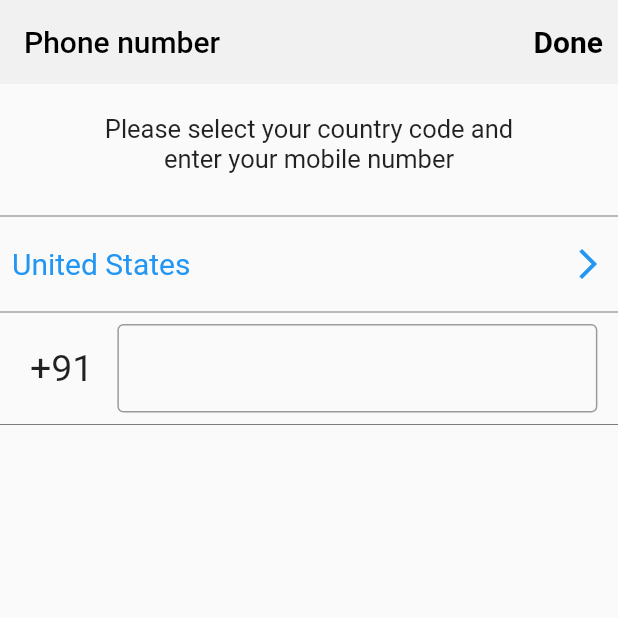
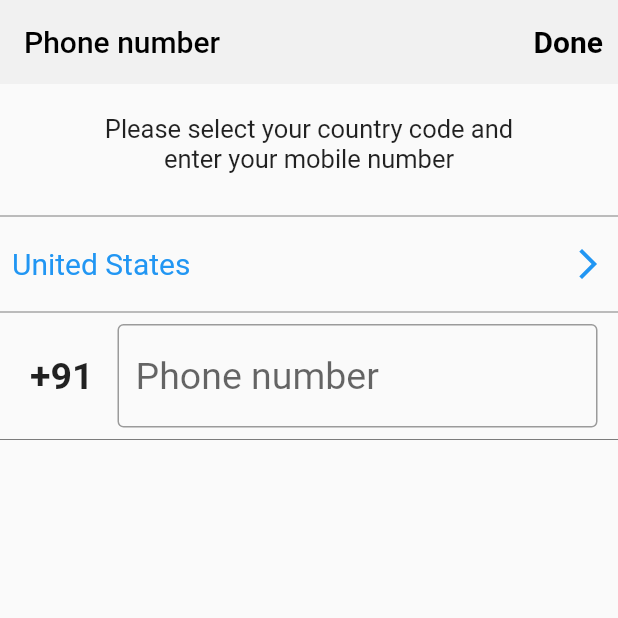
Before and after one commit to Rohit-rew/whatsappCloneFLutter, a Flutter app: the screen it shows after launch, on a phone screen of 412 x 824 dp, the top half of it. Run offline on Flutter 3.47's test engine with Material 2 defaults, Android fonts, the phone set to English and light mode, and no system bars.

Commit message:
view folder made

```diff
--- a/lib/main.dart
+++ b/lib/main.dart
@@ -1,114 +1,10 @@
-import 'dart:convert';
-
 import 'package:flutter/material.dart';
+import 'package:whatsappclonw/views/auth_view.dart';
 
 void main() {
   runApp(const MaterialApp(
+    debugShowCheckedModeBanner: false,
     title: "Whatsapp Clone",
     home: AuthView(),
   ));
 }
-
-class AuthView extends StatefulWidget {
-  const AuthView({super.key});
-
-  @override
-  State<AuthView> createState() => _AuthView();
-}
-
-class _AuthView extends State<AuthView> {
-  @override
-  Widget build(BuildContext context) {
-    return Scaffold(
-      appBar: AppBar(
-        backgroundColor: Color.fromARGB(255, 241, 241, 241),
-        elevation: 0,
-        title: const Text(
-          "Phone number",
-          style: TextStyle(color: Colors.black),
-        ),
-        actions: const [
-          Center(
-            child: Padding(
-              padding: const EdgeInsets.all(10.0),
-              child: Text(
-                "Done",
-                style: TextStyle(
-                    color: Colors.black,
-                    fontSize: 20,
-                    fontWeight: FontWeight.bold),
-              ),
-            ),
-          )
-        ],
-      ),
-      body: Column(
-        children: [
-          const Padding(
-            padding: EdgeInsets.fromLTRB(50, 20, 50, 20),
-            child: Text(
-              "Please select your country code and enter your mobile number",
-              textAlign: TextAlign.center,
-              style: TextStyle(
-                fontSize: 17,
-              ),
-            ),
-          ),
-          const Divider(
-            color: Color.fromARGB(255, 124, 124, 124),
-          ),
-          TextButton(
-            onPressed: () {},
-            child: Row(
-              mainAxisAlignment: MainAxisAlignment.spaceBetween,
-              children: const [
-                Text(
-                  "United States",
-                  style: TextStyle(
-                    fontSize: 20,
-                    fontWeight: FontWeight.w400,
-                  ),
-                ),
-                Icon(Icons.arrow_forward_ios),
-              ],
-            ),
-          ),
-          const Divider(
-            color: Color.fromARGB(255, 124, 124, 124),
-          ),
-          Padding(
-            padding: const EdgeInsets.fromLTRB(20, 0, 20, 0),
-            child: Row(
-              children: const [
-                Text(
-                  "+91",
-                  style: TextStyle(
-                    fontSize: 25,
-                  ),
-                ),
-                VerticalDivider(
-                  thickness: 10,
-                  color: Colors.black,
-                ),
-                SizedBox(
-                  width: 320,
-                  child: TextField(
-                    keyboardType: TextInputType.number,
-                    decoration: InputDecoration(
-                      border: OutlineInputBorder(
-                        borderSide: BorderSide(color: Colors.black, width: 2),
-                      ),
-                    ),
-                  ),
-                ),
-              ],
-            ),
-          ),
-          const Divider(
-            color: Color.fromARGB(255, 124, 124, 124),
-          ),
-        ],
-      ),
-    );
-  }
-}
--- /dev/null
+++ b/lib/views/auth_view.dart
@@ -0,0 +1,118 @@
+import 'package:flutter/material.dart';
+import 'package:flutter/services.dart';
+
+class AuthView extends StatefulWidget {
+  const AuthView({super.key});
+
+  @override
+  State<AuthView> createState() => _AuthView();
+}
+
+class _AuthView extends State<AuthView> {
+  @override
+  Widget build(BuildContext context) {
+    return Scaffold(
+      appBar: AppBar(
+        backgroundColor: Color.fromARGB(255, 241, 241, 241),
+        elevation: 0,
+        title: const Text(
+          "Phone number",
+          style: TextStyle(color: Colors.black),
+        ),
+        actions: const [
+          Center(
+            child: Padding(
+              padding: const EdgeInsets.all(10.0),
+              child: Text(
+                "Done",
+                style: TextStyle(
+                    color: Colors.black,
+                    fontSize: 20,
+                    fontWeight: FontWeight.bold),
+              ),
+            ),
+          )
+        ],
+      ),
+      body: Column(
+        children: [
+          const Padding(
+            padding: EdgeInsets.fromLTRB(50, 20, 50, 20),
+            child: Text(
+              "Please select your country code and enter your mobile number",
+              textAlign: TextAlign.center,
+              style: TextStyle(
+                fontSize: 17,
+              ),
+            ),
+          ),
+          const Divider(
+            color: Color.fromARGB(255, 124, 124, 124),
+          ),
+          TextButton(
+            onPressed: () {},
+            child: Row(
+              mainAxisAlignment: MainAxisAlignment.spaceBetween,
+              children: const [
+                Text(
+                  "United States",
+                  style: TextStyle(
+                    fontSize: 20,
+                    fontWeight: FontWeight.w400,
+                  ),
+                ),
+                Icon(Icons.arrow_forward_ios),
+              ],
+            ),
+          ),
+          const Divider(
+            color: Color.fromARGB(255, 124, 124, 124),
+          ),
+          Padding(
+            padding: const EdgeInsets.fromLTRB(20, 0, 20, 0),
+            child: Row(
+              children: [
+                const Text(
+                  "+91",
+                  style: TextStyle(fontSize: 25, fontWeight: FontWeight.w600),
+                ),
+                const VerticalDivider(
+                  thickness: 10,
+                  color: Colors.black,
+                ),
+                SizedBox(
+                  width: 320,
+                  child: TextField(
+                    inputFormatters: [
+                      LengthLimitingTextInputFormatter(10),
+                    ],
+                    style: const TextStyle(
+                      fontSize: 25,
+                    ),
+                    keyboardType: TextInputType.number,
+                    decoration: const InputDecoration(
+                      hintText: "Phone number",
+                      border: OutlineInputBorder(
+                        borderSide: BorderSide(
+                          color: Color.fromARGB(255, 250, 250, 250),
+                        ),
+                      ),
+                      focusedBorder: OutlineInputBorder(
+                        borderSide: BorderSide(
+                          color: Color.fromARGB(255, 250, 250, 250),
+                        ),
+                      ),
+                    ),
+                  ),
+                ),
+              ],
+            ),
+          ),
+          const Divider(
+            color: Color.fromARGB(255, 124, 124, 124),
+          ),
+        ],
+      ),
+    );
+  }
+}
```
Also changed, not shown: lib/utils/country_codes.dart (added, +288 -0 lines).
